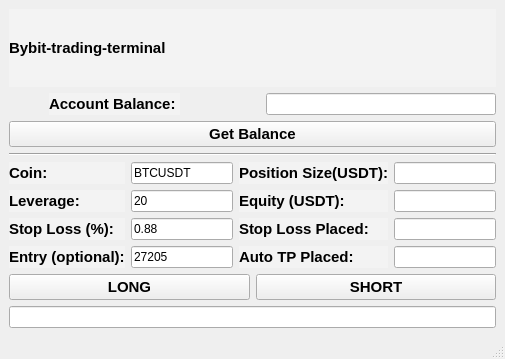
Old version of the form bybit_ui_v1.ui in the repository eduardogv/bybit-trading-terminal.
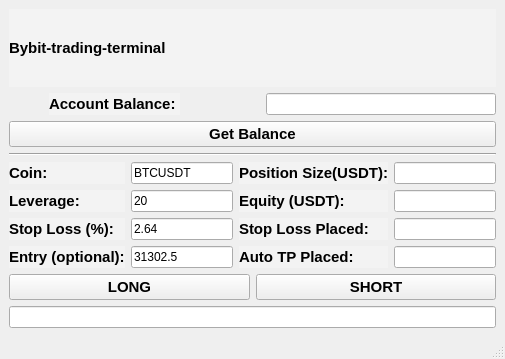
New version of the form.

Patch:
```diff
--- a/bybit_ui_v1.ui
+++ b/bybit_ui_v1.ui
@@ -2262,7 +2262,7 @@
       <item row="2" column="1">
        <widget class="QLineEdit" name="stop_loss">
         <property name="text">
-         <string>0.88</string>
+         <string>2.64</string>
         </property>
        </widget>
       </item>
@@ -2710,7 +2710,7 @@
       <item row="3" column="1">
        <widget class="QLineEdit" name="entry">
         <property name="text">
-         <string>27205</string>
+         <string>31302.5</string>
         </property>
        </widget>
       </item>
```
